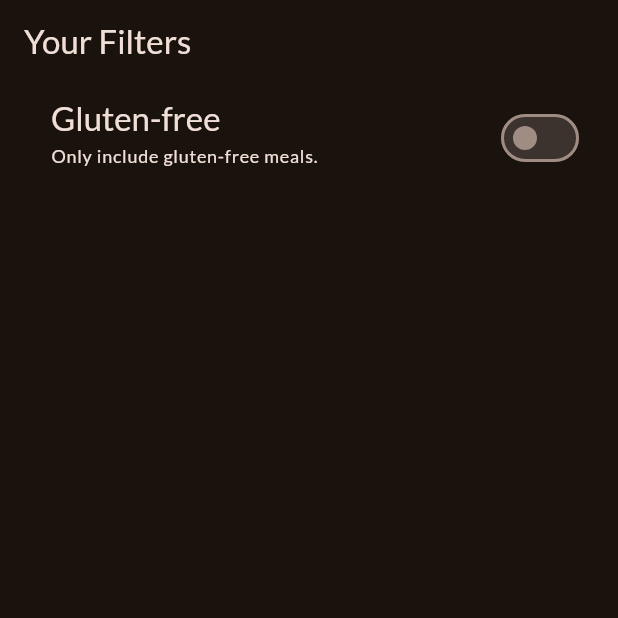
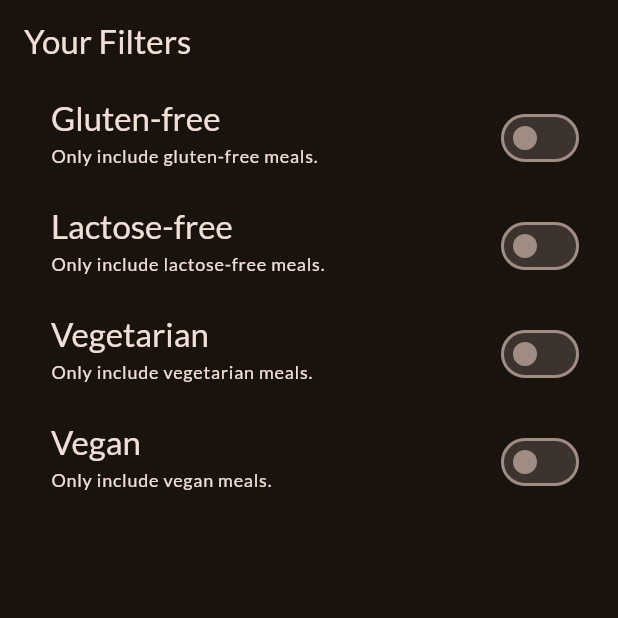
Before and after one commit to JayPatel-2023/Meals-App, a Flutter app: the FilterScreen screen opened directly, on a phone screen of 412 x 824 dp, the top half of it. Run offline on Flutter 3.47's test engine with Material 3 defaults, Android fonts, the phone set to English and light mode, and no system bars; our stand-ins replace google_fonts, transparent_image.

Commit message:
adding more filter option

```diff
--- a/lib/Pages/filters.dart
+++ b/lib/Pages/filters.dart
@@ -11,6 +11,9 @@ class FilterScreen extends StatefulWidget {
 
 class _FilterScreenState extends State<FilterScreen> {
   var _glutenFreeFilterSet = false;
+  var _lactoseFreeFilterSet = false;
+  var _vegetarianFilterSet = false;
+  var _veganFilterSet = false;
 
   @override
   Widget build(BuildContext context) {
@@ -28,6 +31,8 @@ class _FilterScreenState extends State<FilterScreen> {
       ),
       body: Column(
         children: [
+
+          // gluten Filter
           SwitchListTile(
             value: _glutenFreeFilterSet,
             onChanged: (isChecked) {
@@ -49,6 +54,78 @@ class _FilterScreenState extends State<FilterScreen> {
             ),
             activeColor: Theme.of(context).colorScheme.tertiary,
             contentPadding: const EdgeInsets.only(left: 34, right: 22),
+          ),
+
+          // lactose Filter
+          SwitchListTile(
+            value: _lactoseFreeFilterSet,
+            onChanged: (isChecked) {
+              setState(() {
+                _lactoseFreeFilterSet = isChecked;
+              });
+            },
+            title: Text(
+              'Lactose-free',
+              style: Theme.of(context).textTheme.titleLarge!.copyWith(
+                    color: Theme.of(context).colorScheme.onBackground,
+                  ),
+            ),
+            subtitle: Text(
+              'Only include lactose-free meals.',
+              style: Theme.of(context).textTheme.labelMedium!.copyWith(
+                    color: Theme.of(context).colorScheme.onBackground,
+                  ),
+            ),
+            activeColor: Theme.of(context).colorScheme.tertiary,
+            contentPadding: const EdgeInsets.only(left: 34, right: 22),
+          ),
+
+          // vegetarian Filter
+          SwitchListTile(
+            value: _vegetarianFilterSet,
+            onChanged: (isChecked) {
+              setState(() {
+                _vegetarianFilterSet = isChecked;
+              });
+            },
+            title: Text(
+              'Vegetarian',
+              style: Theme.of(context).textTheme.titleLarge!.copyWith(
+                    color: Theme.of(context).colorScheme.onBackground,
+                  ),
+            ),
+            subtitle: Text(
+              'Only include vegetarian meals.',
+              style: Theme.of(context).textTheme.labelMedium!.copyWith(
+                    color: Theme.of(context).colorScheme.onBackground,
+                  ),
+            ),
+            activeColor: Theme.of(context).colorScheme.tertiary,
+            contentPadding: const EdgeInsets.only(left: 34, right: 22),
+          ),
+
+          // vegan Filter
+          SwitchListTile(
+            value: _veganFilterSet,
+            onChanged: (isChecked) {
+              setState(() {
+                _veganFilterSet = isChecked;
+              });
+            },
+            title: Text(
+              'Vegan',
+              style: Theme.of(context).textTheme.titleLarge!.copyWith(
+                    color: Theme.of(context).colorScheme.onBackground,
+                  ),
+            ),
+            subtitle: Text(
+              'Only include vegan meals.',
+              style: Theme.of(context).textTheme.labelMedium!.copyWith(
+                    color: Theme.of(context).colorScheme.onBackground,
+                  ),
+            ),
+            activeColor: Theme.of(context).colorScheme.tertiary,
+            contentPadding: const EdgeInsets.only(left: 34, right: 22),
           )
         ],
       ),
```
